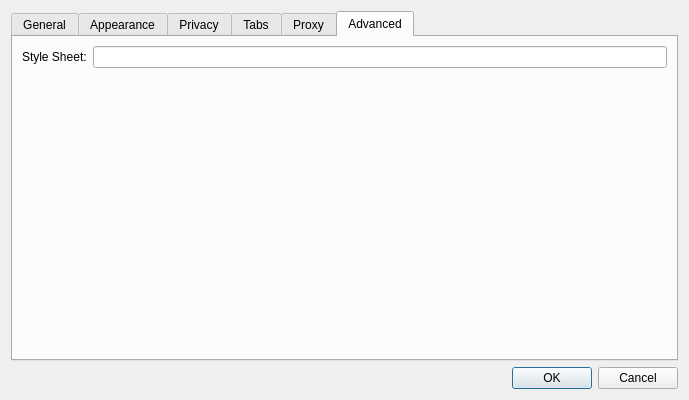
EndorphinBrowser/browser, file src/settings.ui: the form before one commit.
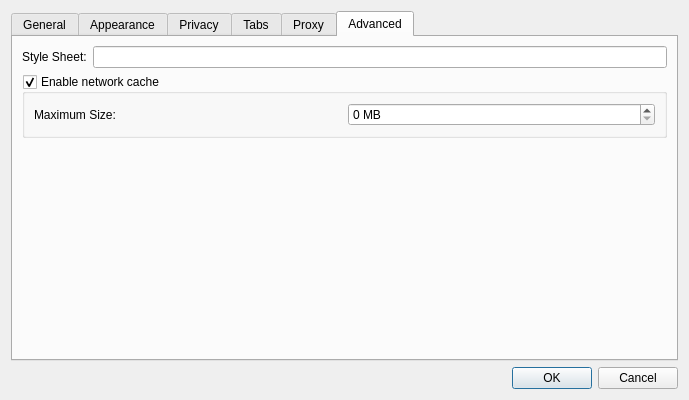
The form after the commit. The open tabs and pages were chosen to show the change.

Commit message: Add some network cache configuration to the settings dialog: - Allow to enable/disable the cache - Allow to specify the maximum cache size Note: if Qt == 4.5.1, due to all cache issues which are present in that version, network cache cannot be enabled. Note: if Qt < 4.5.1, the browser needs to be restarted after enabling/disabling the network cache.

```diff
--- a/src/settings.ui
+++ b/src/settings.ui
@@ -804,7 +804,42 @@
          </property>
         </widget>
        </item>
-       <item row="1" column="1">
+       <item row="1" column="0" colspan="2">
+        <widget class="QGroupBox" name="networkCache">
+         <property name="title">
+          <string>Enable network cache</string>
+         </property>
+         <property name="checkable">
+          <bool>true</bool>
+         </property>
+         <property name="checked">
+          <bool>true</bool>
+         </property>
+         <layout class="QGridLayout" name="gridLayout_7">
+          <item row="0" column="0">
+           <widget class="QLabel" name="label_15">
+            <property name="text">
+             <string>Maximum Size:</string>
+            </property>
+           </widget>
+          </item>
+          <item row="0" column="1">
+           <widget class="QSpinBox" name="networkCacheMaximumSizeSpinBox">
+            <property name="minimum">
+             <number>0</number>
+            </property>
+            <property name="maximum">
+             <number>100</number>
+            </property>
+            <property name="suffix">
+             <string> MB</string>
+            </property>
+           </widget>
+          </item>
+         </layout>
+        </widget>
+       </item>
+       <item row="2" column="1">
         <spacer name="verticalSpacer_3">
          <property name="orientation">
           <enum>Qt::Vertical</enum>
```
Left out of the diff: 1 changed line with no effect on the pictures. The commit also changes 3 other files.
